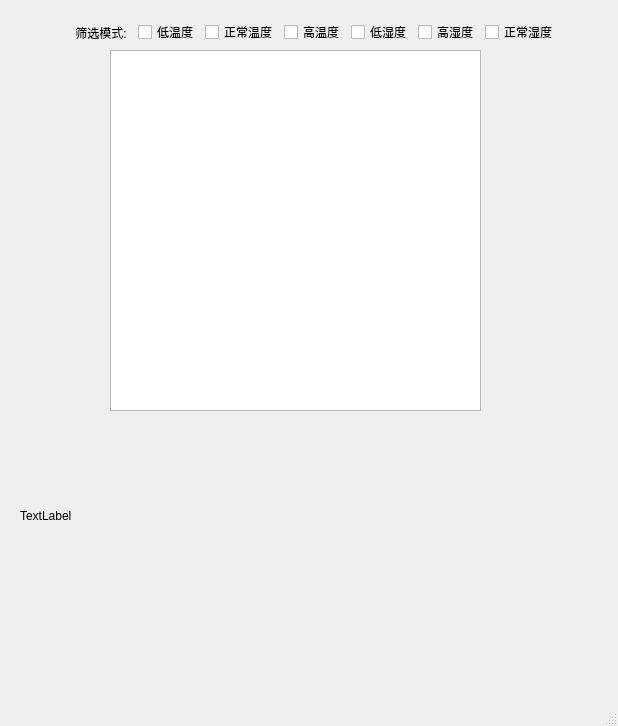
First picture: the form in selectdata.ui, repository WhereAreBugs/Cuit_project3, before the edit.
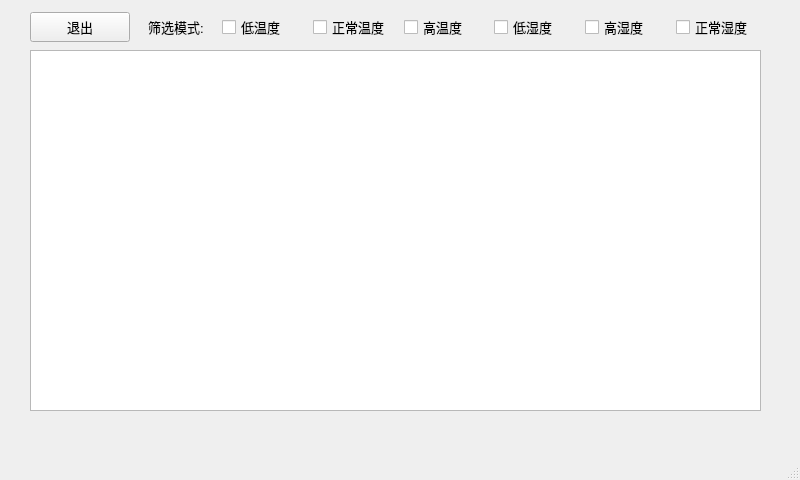
Second picture: the form after the edit. Icons and pictures are not drawn.

```diff
--- a/selectdata.ui
+++ b/selectdata.ui
@@ -6,20 +6,23 @@
    <rect>
     <x>0</x>
     <y>0</y>
-    <width>618</width>
-    <height>726</height>
+    <width>800</width>
+    <height>480</height>
    </rect>
   </property>
   <property name="windowTitle">
    <string>selectData</string>
   </property>
+  <property name="styleSheet">
+   <string notr="true">#selectData{border-image: url(:/images/6.jpg);}</string>
+  </property>
   <widget class="QWidget" name="centralwidget">
    <widget class="QTableView" name="tableView">
     <property name="geometry">
      <rect>
-      <x>110</x>
+      <x>30</x>
       <y>50</y>
-      <width>371</width>
+      <width>731</width>
       <height>361</height>
      </rect>
     </property>
@@ -40,15 +43,52 @@
    <widget class="QWidget" name="layoutWidget">
     <property name="geometry">
      <rect>
-      <x>70</x>
-      <y>20</y>
-      <width>488</width>
-      <height>25</height>
+      <x>30</x>
+      <y>10</y>
+      <width>731</width>
+      <height>34</height>
      </rect>
     </property>
+    <layout class="QHBoxLayout" name="horizontalLayout_3">
+     <item>
     <layout class="QHBoxLayout" name="horizontalLayout_2">
+       <item>
+        <widget class="QPushButton" name="exitButton">
+         <property name="minimumSize">
+          <size>
+           <width>80</width>
+           <height>0</height>
+          </size>
+         </property>
+         <property name="maximumSize">
+          <size>
+           <width>100</width>
+           <height>30</height>
+          </size>
+         </property>
+         <property name="font">
+          <font>
+           <pointsize>10</pointsize>
+          </font>
+         </property>
+         <property name="text">
+          <string>退出</string>
+         </property>
+        </widget>
+       </item>
      <item>
       <widget class="QLabel" name="label">
+         <property name="maximumSize">
+          <size>
+           <width>80</width>
+           <height>16777215</height>
+          </size>
+         </property>
+         <property name="font">
+          <font>
+           <pointsize>10</pointsize>
+          </font>
+         </property>
        <property name="text">
         <string>筛选模式:</string>
        </property>
@@ -61,6 +101,11 @@
       <layout class="QHBoxLayout" name="horizontalLayout">
        <item>
         <widget class="QCheckBox" name="cB_LowTemp">
+           <property name="font">
+            <font>
+             <pointsize>10</pointsize>
+            </font>
+           </property>
          <property name="text">
           <string>低温度</string>
          </property>
@@ -71,6 +116,11 @@
        </item>
        <item>
         <widget class="QCheckBox" name="cB_NormalTemp">
+           <property name="font">
+            <font>
+             <pointsize>10</pointsize>
+            </font>
+           </property>
          <property name="text">
           <string>正常温度</string>
          </property>
@@ -81,6 +131,11 @@
        </item>
        <item>
         <widget class="QCheckBox" name="cB_HighTemp">
+           <property name="font">
+            <font>
+             <pointsize>10</pointsize>
+            </font>
+           </property>
          <property name="text">
           <string>高温度</string>
          </property>
@@ -91,6 +146,11 @@
        </item>
        <item>
         <widget class="QCheckBox" name="cB_LowHum">
+           <property name="font">
+            <font>
+             <pointsize>10</pointsize>
+            </font>
+           </property>
          <property name="text">
           <string>低湿度</string>
          </property>
@@ -101,6 +161,11 @@
        </item>
        <item>
         <widget class="QCheckBox" name="cB_HighHum">
+           <property name="font">
+            <font>
+             <pointsize>10</pointsize>
+            </font>
+           </property>
          <property name="text">
           <string>高湿度</string>
          </property>
@@ -111,6 +176,11 @@
        </item>
        <item>
         <widget class="QCheckBox" name="cB_NormalHum">
+           <property name="font">
+            <font>
+             <pointsize>10</pointsize>
+            </font>
+           </property>
          <property name="text">
           <string>正常湿度</string>
          </property>
@@ -122,6 +192,8 @@
       </layout>
      </item>
     </layout>
+     </item>
+    </layout>
    </widget>
   </widget>
   <widget class="QStatusBar" name="statusbar"/>
```
Left out of the diff: 4 changed lines with no effect on the pictures. Lines whose indentation alone changed are shown as unchanged.
